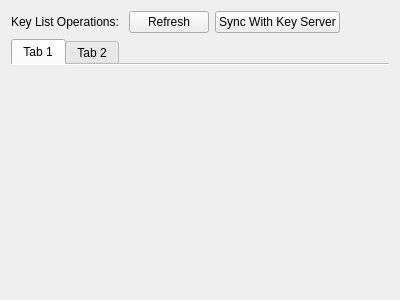
Before: the Qt Designer form ui/KeyList.ui in saturneric/GpgFrontend, drawn with Qt 5.
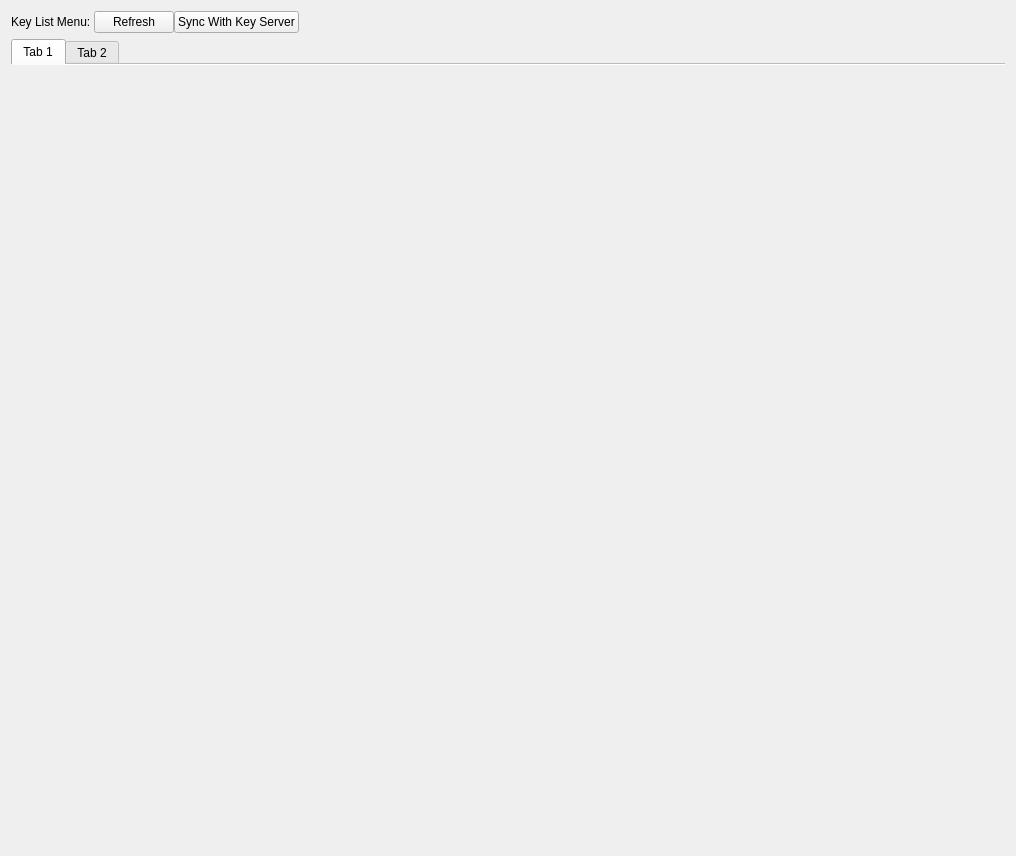
After: the same form once the commit is applied.

The edit to the form file:
```diff
--- a/ui/KeyList.ui
+++ b/ui/KeyList.ui
@@ -6,8 +6,8 @@
    <rect>
     <x>0</x>
     <y>0</y>
-    <width>400</width>
-    <height>300</height>
+    <width>1016</width>
+    <height>856</height>
    </rect>
   </property>
   <property name="windowTitle">
@@ -17,11 +17,27 @@
    <item row="0" column="0">
     <layout class="QVBoxLayout" name="verticalLayout">
      <item>
-      <layout class="QHBoxLayout" name="horizontalLayout">
+      <widget class="QWidget" name="menuWidget" native="true">
+       <layout class="QHBoxLayout" name="menu">
+        <property name="spacing">
+         <number>0</number>
+        </property>
+        <property name="leftMargin">
+         <number>0</number>
+        </property>
+        <property name="topMargin">
+         <number>0</number>
+        </property>
+        <property name="rightMargin">
+         <number>0</number>
+        </property>
+        <property name="bottomMargin">
+         <number>0</number>
+        </property>
        <item>
         <widget class="QLabel" name="keyListOperationsLabel">
          <property name="text">
-          <string>Key List Operations: </string>
+           <string>Key List Menu: </string>
          </property>
         </widget>
        </item>
@@ -53,6 +69,7 @@
         </spacer>
        </item>
       </layout>
+      </widget>
      </item>
      <item>
       <widget class="QTabWidget" name="keyGroupTab">
```
Lines whose indentation alone changed are shown as unchanged.
